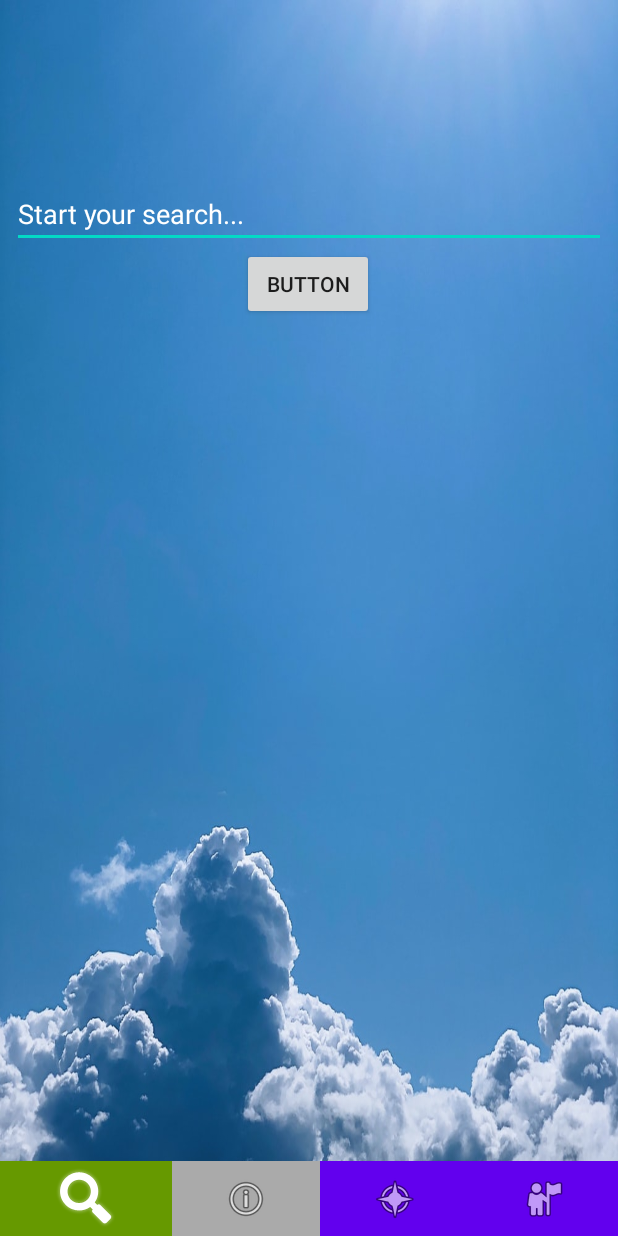
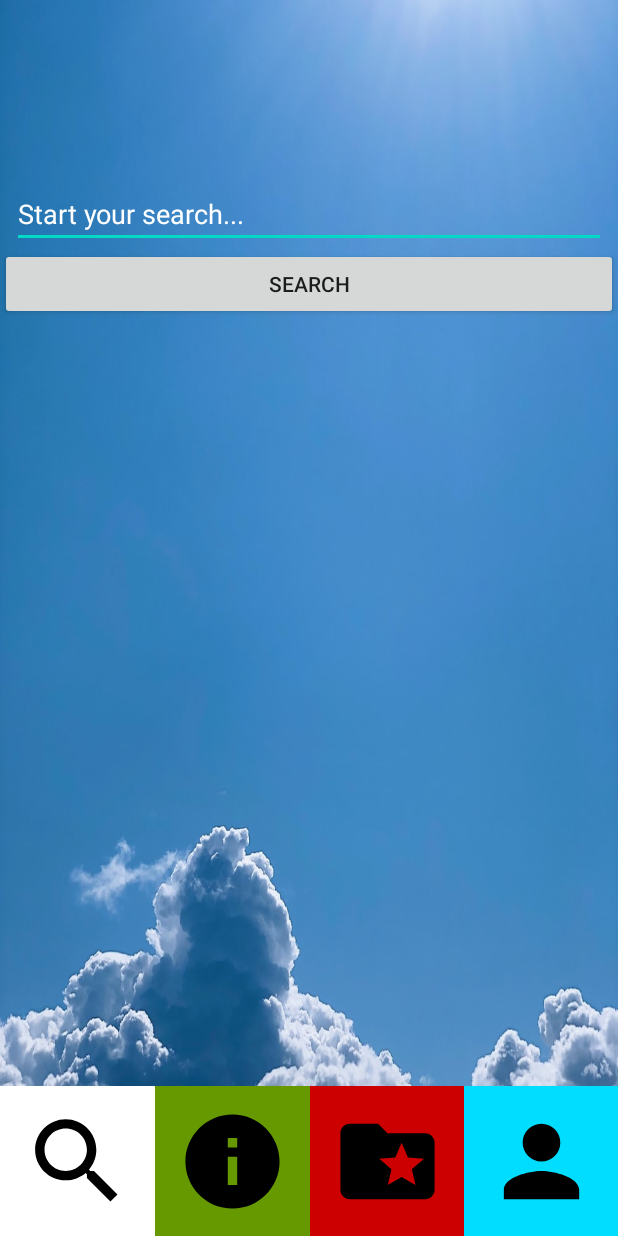
Before and after one commit to n2dah/HCI_Project, an Android app: the screen it shows after launch (MainActivity), on a phone screen of 412 x 824 dp. Run offline under Robolectric (Android 15) with nearby library versions, the light colour scheme and no system bars.

Commit message:
main activity changes

```diff
--- a/app/src/main/java/com/example/hci_project/MainActivity.java
+++ b/app/src/main/java/com/example/hci_project/MainActivity.java
@@ -14,8 +14,16 @@ public class MainActivity extends AppCompatActivity {
         setContentView(R.layout.activity_main);
     }
 
-    public void savedSearchbuttonOnClick(View v){
+    public void savedSearchButtonOnClick(View v){
         Intent i = new Intent(getApplicationContext(),SavedSearchActivity.class);
         startActivity(i);
     }
+    public void searchButtonOnClick(View v){
+        Intent i = new Intent(getApplicationContext(),SearchActivity.class);
+        startActivity(i);
+    }
+    public void profileButtonOnClick(View v){
+        Intent i = new Intent(getApplicationContext(),ProfileActivity.class);
+        startActivity(i);
+    }
 }
--- /dev/null
+++ b/app/src/main/res/drawable/ic_baseline_folder_special_24.xml
@@ -0,0 +1,5 @@
+<vector android:height="75dp" android:tint="?attr/colorControlNormal"
+    android:viewportHeight="24" android:viewportWidth="24"
+    android:width="75dp" xmlns:android="http://schemas.android.com/apk/res/android">
+    <path android:fillColor="@android:color/white" android:pathData="M20,6h-8l-2,-2L4,4c-1.1,0 -2,0.9 -2,2v12c0,1.1 0.9,2 2,2h16c1.1,0 2,-0.9 2,-2L22,8c0,-1.1 -0.9,-2 -2,-2zM17.94,17L15,15.28 12.06,17l0.78,-3.33 -2.59,-2.24 3.41,-0.29L15,8l1.34,3.14 3.41,0.29 -2.59,2.24 0.78,3.33z"/>
+</vector>
--- /dev/null
+++ b/app/src/main/res/drawable/ic_baseline_info_24.xml
@@ -0,0 +1,5 @@
+<vector android:height="75dp" android:tint="?attr/colorControlNormal"
+    android:viewportHeight="24" android:viewportWidth="24"
+    android:width="75dp" xmlns:android="http://schemas.android.com/apk/res/android">
+    <path android:fillColor="@android:color/white" android:pathData="M12,2C6.48,2 2,6.48 2,12s4.48,10 10,10 10,-4.48 10,-10S17.52,2 12,2zM13,17h-2v-6h2v6zM13,9h-2L11,7h2v2z"/>
+</vector>
--- /dev/null
+++ b/app/src/main/res/drawable/ic_baseline_person_24.xml
@@ -0,0 +1,5 @@
+<vector android:height="75dp" android:tint="?attr/colorControlNormal"
+    android:viewportHeight="24" android:viewportWidth="24"
+    android:width="75dp" xmlns:android="http://schemas.android.com/apk/res/android">
+    <path android:fillColor="@android:color/white" android:pathData="M12,12c2.21,0 4,-1.79 4,-4s-1.79,-4 -4,-4 -4,1.79 -4,4 1.79,4 4,4zM12,14c-2.67,0 -8,1.34 -8,4v2h16v-2c0,-2.66 -5.33,-4 -8,-4z"/>
+</vector>
--- /dev/null
+++ b/app/src/main/res/drawable/ic_baseline_search_24.xml
@@ -0,0 +1,5 @@
+<vector android:height="75dp" android:tint="?attr/colorControlNormal"
+    android:viewportHeight="24" android:viewportWidth="24"
+    android:width="75dp" xmlns:android="http://schemas.android.com/apk/res/android">
+    <path android:fillColor="@android:color/white" android:pathData="M15.5,14h-0.79l-0.28,-0.27C15.41,12.59 16,11.11 16,9.5 16,5.91 13.09,3 9.5,3S3,5.91 3,9.5 5.91,16 9.5,16c1.61,0 3.09,-0.59 4.23,-1.57l0.27,0.28v0.79l5,4.99L20.49,19l-4.99,-5zM9.5,14C7.01,14 5,11.99 5,9.5S7.01,5 9.5,5 14,7.01 14,9.5 11.99,14 9.5,14z"/>
+</vector>
--- a/app/src/main/res/layout/activity_main.xml
+++ b/app/src/main/res/layout/activity_main.xml
@@ -29,57 +29,62 @@
         app:layout_constraintStart_toStartOf="parent"
         app:layout_constraintTop_toTopOf="parent" />
 
+    <Button
+        android:id="@+id/button6"
+        android:layout_width="0dp"
+        android:layout_height="wrap_content"
+        android:text="Search"
+        app:layout_constraintEnd_toEndOf="parent"
+        app:layout_constraintHorizontal_bias="0.498"
+        app:layout_constraintStart_toStartOf="parent"
+        app:layout_constraintTop_toBottomOf="@+id/editTextTextPersonName2" />
+
     <LinearLayout
-        android:id="@+id/linearLayout"
         android:layout_width="0dp"
-        android:layout_height="50dp"
+        android:layout_height="100dp"
         android:orientation="horizontal"
         app:layout_constraintBottom_toBottomOf="parent"
         app:layout_constraintEnd_toEndOf="parent"
         app:layout_constraintStart_toStartOf="parent">
 
         <ImageButton
-            android:id="@+id/imageButton5"
-            android:layout_width="wrap_content"
+            android:id="@+id/imageButton6"
+            android:layout_width="match_parent"
+            android:layout_height="match_parent"
+            android:layout_weight="1"
+            android:background="@android:color/background_light"
+            android:onClick="searchButtonOnClick"
+            android:tint="#000000"
+            app:srcCompat="@drawable/ic_baseline_search_24" />
+
+        <ImageButton
+            android:id="@+id/imgBtn_Search"
+            android:layout_width="match_parent"
             android:layout_height="match_parent"
             android:layout_weight="1"
             android:background="@android:color/holo_green_dark"
-            android:tint="#FFFFFF"
-            app:srcCompat="@android:drawable/ic_search_category_default" />
-
-        <ImageButton
-            android:id="@+id/imageButton6"
-            android:layout_width="wrap_content"
-            android:layout_height="match_parent"
-            android:layout_weight="1"
-            android:background="@android:color/darker_gray"
-            app:srcCompat="@android:drawable/ic_menu_info_details" />
+            android:tint="#000000"
+            app:srcCompat="@drawable/ic_baseline_info_24" />
 
         <ImageButton
             android:id="@+id/imageButton8"
-            android:layout_width="wrap_content"
+            android:layout_width="match_parent"
             android:layout_height="match_parent"
             android:layout_weight="1"
-            android:background="@color/colorPrimary"
-            app:srcCompat="@android:drawable/ic_menu_compass" />
+            android:background="@android:color/holo_red_dark"
+            android:onClick="savedSearchButtonOnClick"
+            android:tint="#000000"
+            app:srcCompat="@drawable/ic_baseline_folder_special_24" />
 
         <ImageButton
             android:id="@+id/imageButton7"
-            android:layout_width="wrap_content"
+            android:layout_width="match_parent"
             android:layout_height="match_parent"
             android:layout_weight="1"
-            android:background="@color/colorPrimary"
-            app:srcCompat="@android:drawable/ic_menu_myplaces" />
+            android:background="@android:color/holo_blue_bright"
+            android:onClick="profilebuttonOnClick"
+            android:tint="#000000"
+            app:srcCompat="@drawable/ic_baseline_person_24" />
     </LinearLayout>
 
-    <Button
-        android:id="@+id/button6"
-        android:layout_width="wrap_content"
-        android:layout_height="wrap_content"
-        android:text="Button"
-        app:layout_constraintEnd_toEndOf="parent"
-        app:layout_constraintHorizontal_bias="0.498"
-        app:layout_constraintStart_toStartOf="parent"
-        app:layout_constraintTop_toBottomOf="@+id/editTextTextPersonName2" />
-
 </androidx.constraintlayout.widget.ConstraintLayout>
```
